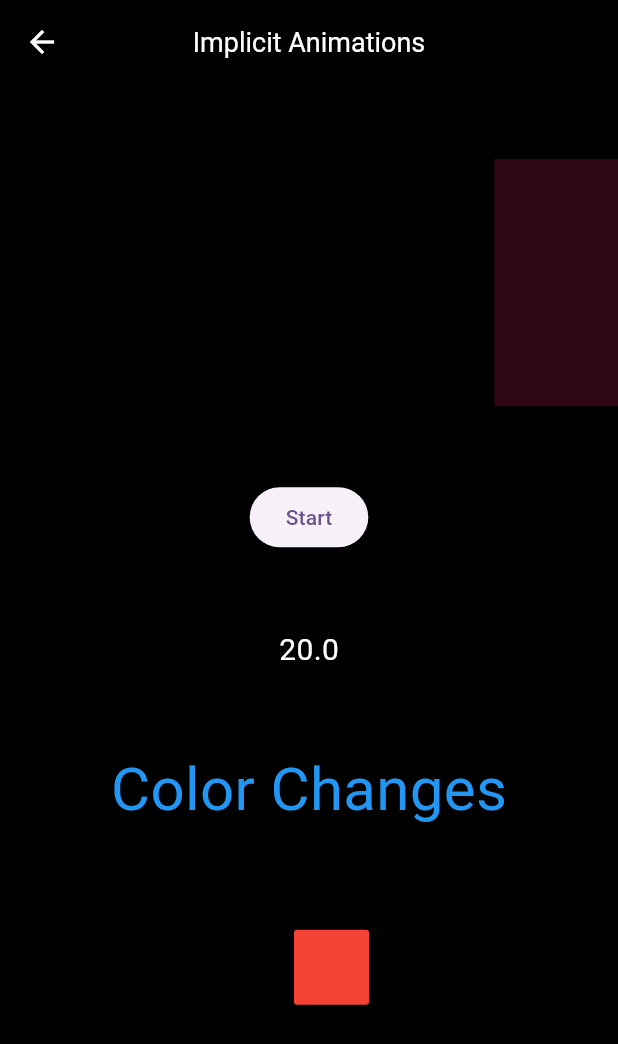
After one commit to rigood/flutter-study, a Flutter app: the ImplicitAnimationsScreen screen opened directly, after a tap on "Start", on a phone screen of 412 x 824 dp. The commit adds this screen. Shown: the top 1044 px of the screen. Run offline on Flutter 3.47's test engine with Material 2 defaults, Android fonts, the light colour scheme and no system bars; our stand-ins replace camera, cloud_firestore, firebase_auth, firebase_core, firebase_storage, flutter_riverpod and 7 more; accounts and stored records are empty.

Commit message:
20231010 code challenge 수정 (Implicit Animations)

```diff
--- /dev/null
+++ b/animation/lib/screens/implicit_animations_screen.dart
@@ -0,0 +1,127 @@
+import 'package:flutter/material.dart';
+
+class ImplicitAnimationsScreen extends StatefulWidget {
+  const ImplicitAnimationsScreen({super.key});
+
+  @override
+  State<ImplicitAnimationsScreen> createState() =>
+      _ImplicitAnimationsScreenState();
+}
+
+class _ImplicitAnimationsScreenState extends State<ImplicitAnimationsScreen> {
+  bool _visible = true;
+
+  void _trigger() {
+    setState(() {
+      _visible = !_visible;
+    });
+  }
+
+  double _end = 15.0;
+
+  @override
+  Widget build(BuildContext context) {
+    final size = MediaQuery.of(context).size;
+    return Scaffold(
+      appBar: AppBar(
+        title: const Text("Implicit Animations"),
+      ),
+      body: Center(
+        child: Column(
+          children: [
+            const SizedBox(
+              height: 50,
+            ),
+            AnimatedAlign(
+              alignment: _visible ? Alignment.topCenter : Alignment.topRight,
+              duration: const Duration(seconds: 1),
+              child: AnimatedOpacity(
+                opacity: _visible ? 1 : 0.2,
+                duration: const Duration(seconds: 1),
+                child: AnimatedContainer(
+                  duration: const Duration(seconds: 1),
+                  curve: Curves.easeOut,
+                  transform: Matrix4.rotationZ(_visible ? 0.5 : 0),
+                  transformAlignment: Alignment.center,
+                  width: _visible ? size.width * 0.1 : size.width * 0.2,
+                  height: _visible ? size.height * 0.1 : size.height * 0.2,
+                  color: _visible ? Colors.amber : Colors.pink,
+                ),
+              ),
+            ),
+            const SizedBox(
+              height: 50,
+            ),
+            ElevatedButton(
+              onPressed: _trigger,
+              child: const Text("Start"),
+            ),
+            const SizedBox(
+              height: 50,
+            ),
+            TweenAnimationBuilder(
+              tween: Tween(begin: 10.0, end: 20.0),
+              curve: Curves.bounceInOut,
+              duration: const Duration(seconds: 2),
+              builder: (context, value, child) {
+                return Text(
+                  "$value",
+                  style: const TextStyle(
+                    color: Colors.white,
+                    fontSize: 20,
+                  ),
+                );
+              },
+            ),
+            const SizedBox(
+              height: 50,
+            ),
+            TweenAnimationBuilder(
+              tween: ColorTween(
+                begin: Colors.red,
+                end: Colors.blue,
+              ),
+              curve: Curves.bounceInOut,
+              duration: const Duration(seconds: 2),
+              builder: (context, value, child) {
+                return Text(
+                  "Color Changes",
+                  style: TextStyle(
+                    color: value,
+                    fontSize: 40,
+                  ),
+                );
+              },
+            ),
+            const SizedBox(
+              height: 50,
+            ),
+            TweenAnimationBuilder(
+              tween: Tween(begin: 0.0, end: _end),
+              curve: Curves.easeIn,
+              duration: const Duration(seconds: 1),
+              onEnd: () {
+                setState(() {
+                  _end = _end == 15.0 ? -15.0 : 15.0;
+                });
+              },
+              builder: (context, value, child) {
+                return Transform.translate(
+                  offset: Offset(value, value),
+                  child: Container(
+                    width: 50,
+                    height: 50,
+                    decoration: BoxDecoration(
+                      color: Colors.red,
+                      borderRadius: BorderRadius.circular(2),
+                    ),
+                  ),
+                );
+              },
+            )
+          ],
+        ),
+      ),
+    );
+  }
+}
--- a/animation/lib/screens/menu_screen.dart
+++ b/animation/lib/screens/menu_screen.dart
@@ -1,5 +1,6 @@
+import 'package:animation/screens/implicit_animations_screen.dart';
 import 'package:flutter/material.dart';
-import 'package:animation/screens/implicit_animations_screen.dart';
+import 'package:animation/screens/implicit_animations_challenge.dart';
 import 'package:animation/screens/explicit_animations_screen.dart';
 import 'package:animation/screens/explicit_animations_challenge.dart';
 import 'package:animation/screens/apple_watch_screen.dart';
@@ -35,21 +36,28 @@ class MenuScreen extends StatelessWidget {
                   context,
                   const ImplicitAnimationsScreen(),
                 ),
-                child: const Text("Implicit Animation"),
+                child: const Text("Implicit Animations"),
+              ),
+              ElevatedButton(
+                onPressed: () => _goToPage(
+                  context,
+                  const ImplicitAnimationsChallenge(),
+                ),
+                child: const Text("Implicit Animations Challenge"),
               ),
               ElevatedButton(
                 onPressed: () => _goToPage(
                   context,
                   const ExplicitAnimationsScreen(),
                 ),
-                child: const Text("Explicit Animation"),
+                child: const Text("Explicit Animations"),
               ),
               ElevatedButton(
                 onPressed: () => _goToPage(
                   context,
                   const ExplicitAnimationsChallenge(),
                 ),
-                child: const Text("Explicit Animation Challenge"),
+                child: const Text("Explicit Animations Challenge"),
               ),
               ElevatedButton(
                 onPressed: () => _goToPage(
```
Also changed, not shown: animation/lib/screens/implicit_animations_challenge.dart (added, +93 -0 lines), animation/demo3-custom-painter.gif (renamed from animation/custom-painter.gif), animation/sample1-implicit-animations.gif (added), animation/sample2-explicit-animations.gif (added), animation/sample3-custom-painter.jpg (added), animation/sample4-flashcards-app.gif (added), 3 other files.
